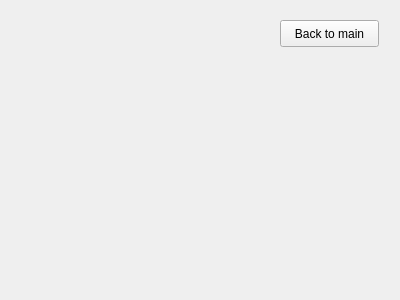
Above: GUI/diagramform.ui from michael-s92/rs15-26 before the change. Below: the same form after it.
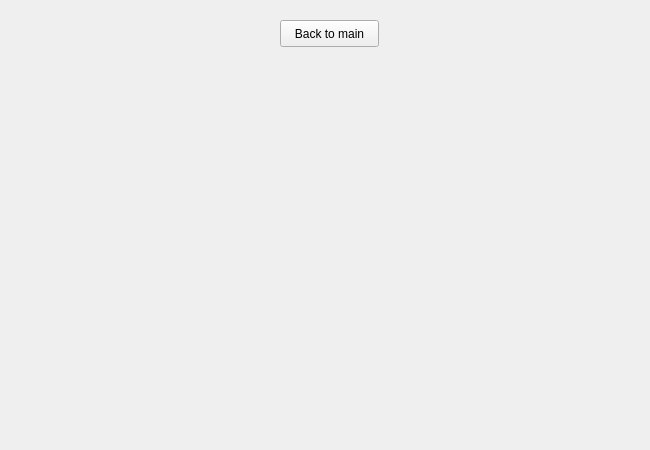
That is the form after the change.

```diff
--- a/GUI/diagramform.ui
+++ b/GUI/diagramform.ui
@@ -6,8 +6,8 @@
    <rect>
     <x>0</x>
     <y>0</y>
-    <width>400</width>
-    <height>300</height>
+    <width>650</width>
+    <height>450</height>
    </rect>
   </property>
   <property name="windowTitle">
```
